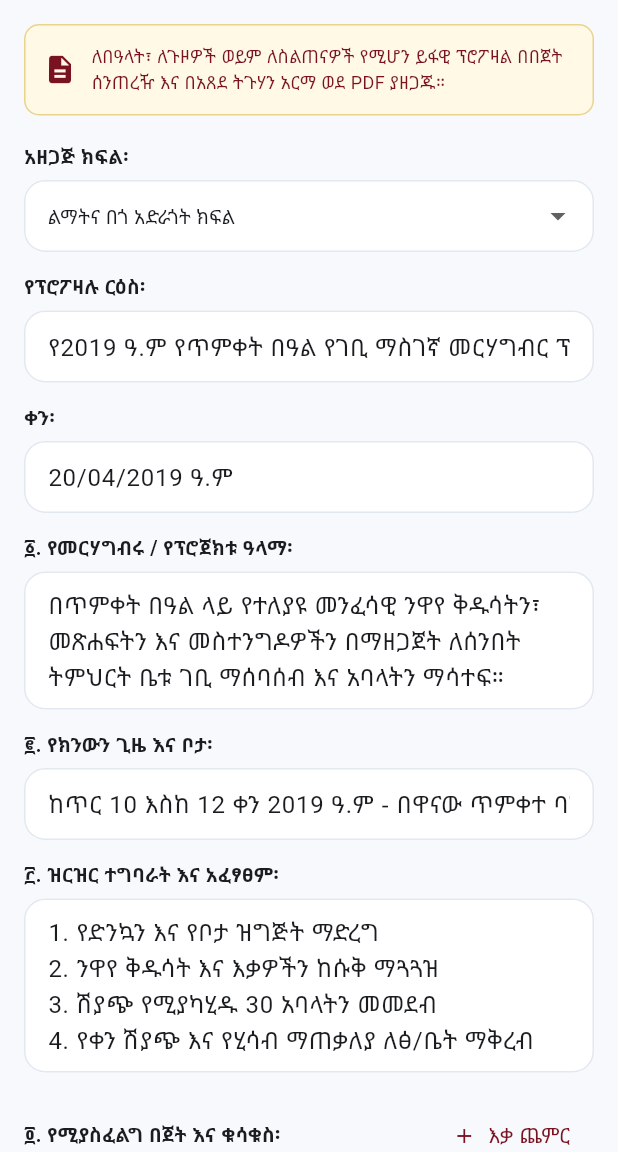
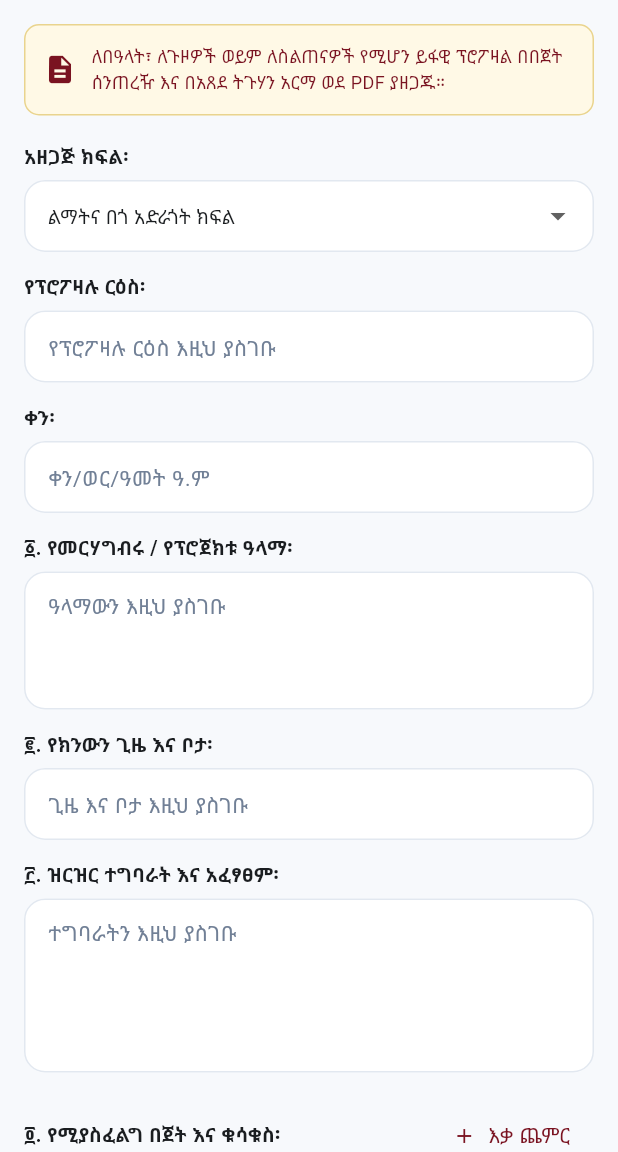
Before and after one commit to shetesfa/plan-atsede-teguhan, a Flutter app: the ProposalGeneratorScreen screen opened directly, on a phone screen of 412 x 824 dp, the part 84-1236 px from its top. Run offline on Flutter 3.47's test engine with Material 3 defaults, Android fonts, the phone set to English and light mode, and no system bars; our stand-ins replace file_picker, flutter_secure_storage, google_fonts, image_picker, pdf, printing and 1 more; missing offline and left inert: excel; accounts and stored records are empty; network calls fail.

Commit message:
Fix audit 2026-11-14: lib/screens/proposal_generator_screen.dart

```diff
--- a/lib/screens/proposal_generator_screen.dart
+++ b/lib/screens/proposal_generator_screen.dart
@@ -16,24 +16,20 @@ class ProposalGeneratorScreen extends StatefulWidget {
 class _ProposalGeneratorScreenState extends State<ProposalGeneratorScreen> {
   final _formKey = GlobalKey<FormState>();
 
+  // Audit M8: all fields start EMPTY. The old code pre-filled a real
+  // dated Timket proposal (named preparer, sample budget),
+  // which could be sent by accident with stale content.
   String department = 'ልማትና በጎ አድራጎት ክፍል';
-  final titleController = TextEditingController(text: 'የ2019 ዓ.ም የጥምቀት በዓል የገቢ ማስገኛ መርሃግብር ፕሮፖዛል');
-  final dateController = TextEditingController(text: '20/04/2019 ዓ.ም');
-  final objectiveController = TextEditingController(
-      text: 'በጥምቀት በዓል ላይ የተለያዩ መንፈሳዊ ንዋየ ቅዱሳትን፣ መጽሐፍትን እና መስተንግዶዎችን በማዘጋጀት ለሰንበት ትምህርት ቤቱ ገቢ ማሰባሰብ እና አባላትን ማሳተፍ።');
-  final locationDateController = TextEditingController(text: 'ከጥር 10 እስከ 12 ቀን 2019 ዓ.ም - በዋናው ጥምቀተ ባህር ድንኳን');
-  final activitiesController = TextEditingController(
-      text: '1. የድንኳን እና የቦታ ዝግጅት ማድረግ\n2. ንዋየ ቅዱሳት እና እቃዎችን ከሱቅ ማጓጓዝ\n3. ሽያጭ የሚያካሂዱ 30 አባላትን መመደብ\n4. የቀን ሽያጭ እና የሂሳብ ማጠቃለያ ለፅ/ቤት ማቅረብ');
-  final manpowerController = TextEditingController(text: '30 ንቁ አባላት (ለሽያጭ፣ ለጸጥታ እና ለእቃዎች ጥበቃ)');
-  final preparedByNameController = TextEditingController(text: 'አለማየሁ ታደሰ');
-  final preparedByTitleController = TextEditingController(text: 'የልማትና በጎ አድራጎት ክፍል ኃላፊ');
+  final titleController = TextEditingController();
+  final dateController = TextEditingController();
+  final objectiveController = TextEditingController();
+  final locationDateController = TextEditingController();
+  final activitiesController = TextEditingController();
+  final manpowerController = TextEditingController();
+  final preparedByNameController = TextEditingController();
+  final preparedByTitleController = TextEditingController();
 
-  List<BudgetItem> budgetItems = [
-    BudgetItem(itemName: 'የድንኳን ኪራይ እና ማቴሪያል', unit: 'ቀን', quantity: 3, unitPrice: 1500),
-    BudgetItem(itemName: 'የማስተዋወቂያ ባነር እና ፍላየር', unit: 'ቁጥር', quantity: 4, unitPrice: 800),
-    BudgetItem(itemName: 'ትራንስፖርት እና ጭነት', unit: 'ዙር', quantity: 2, unitPrice: 1200),
-    BudgetItem(itemName: 'ለአባላት መስተንግዶ', unit: 'ቀን', quantity: 3, unitPrice: 1000),
-  ];
+  List<BudgetItem> budgetItems = [];
 
   bool isGenerating = false;
 
@@ -255,19 +251,19 @@ class _ProposalGeneratorScreenState extends State<ProposalGeneratorScreen> {
               ),
               const SizedBox(height: 14),
 
-              _buildField('የፕሮፖዛሉ ርዕስ፡', titleController),
+              _buildField('የፕሮፖዛሉ ርዕስ፡', titleController, hint: 'የፕሮፖዛሉ ርዕስ እዚህ ያስገቡ'),
               const SizedBox(height: 14),
 
-              _buildField('ቀን፡', dateController),
+              _buildField('ቀን፡', dateController, hint: 'ቀን/ወር/ዓመት ዓ.ም'),
               const SizedBox(height: 14),
 
-              _buildField('፩. የመርሃግብሩ / የፕሮጀክቱ ዓላማ፡', objectiveController, maxLines: 3),
+              _buildField('፩. የመርሃግብሩ / የፕሮጀክቱ ዓላማ፡', objectiveController, maxLines: 3, hint: 'ዓላማውን እዚህ ያስገቡ'),
               const SizedBox(height: 14),
 
-              _buildField('፪. የክንውን ጊዜ እና ቦታ፡', locationDateController),
+              _buildField('፪. የክንውን ጊዜ እና ቦታ፡', locationDateController, hint: 'ጊዜ እና ቦታ እዚህ ያስገቡ'),
               const SizedBox(height: 14),
 
-              _buildField('፫. ዝርዝር ተግባራት እና አፈፃፀም፡', activitiesController, maxLines: 4),
+              _buildField('፫. ዝርዝር ተግባራት እና አፈፃፀም፡', activitiesController, maxLines: 4, hint: 'ተግባራትን እዚህ ያስገቡ'),
               const SizedBox(height: 18),
 
               // የበጀት ሰንጠረዥ
@@ -330,14 +326,14 @@ class _ProposalGeneratorScreenState extends State<ProposalGeneratorScreen> {
               ),
               const SizedBox(height: 18),
 
-              _buildField('፭. የሚያስፈልግ የሰው ኃይል፡', manpowerController),
+              _buildField('፭. የሚያስፈልግ የሰው ኃይል፡', manpowerController, hint: 'የሚያስፈልገውን የሰው ኃይል እዚህ ያስገቡ'),
               const SizedBox(height: 14),
 
               Row(
                 children: [
-                  Expanded(child: _buildField('አዘጋጅ ስም፡', preparedByNameController)),
+                  Expanded(child: _buildField('አዘጋጅ ስም፡', preparedByNameController, hint: 'ስም')),
                   const SizedBox(width: 10),
-                  Expanded(child: _buildField('ኃላፊነት፡', preparedByTitleController)),
+                  Expanded(child: _buildField('ኃላፊነት፡', preparedByTitleController, hint: 'ማዕረግ')),
                 ],
               ),
               const SizedBox(height: 24),
@@ -383,7 +379,7 @@ class _ProposalGeneratorScreenState extends State<ProposalGeneratorScreen> {
     );
   }
 
-  Widget _buildField(String label, TextEditingController controller, {int maxLines = 1}) {
+  Widget _buildField(String label, TextEditingController controller, {int maxLines = 1, String? hint}) {
     return Column(
       crossAxisAlignment: CrossAxisAlignment.start,
       children: [
@@ -392,9 +388,10 @@ class _ProposalGeneratorScreenState extends State<ProposalGeneratorScreen> {
         TextFormField(
           controller: controller,
           maxLines: maxLines,
-          decoration: const InputDecoration(
-            border: OutlineInputBorder(),
-            contentPadding: EdgeInsets.symmetric(horizontal: 12, vertical: 10),
+          decoration: InputDecoration(
+            hintText: hint,
+            border: const OutlineInputBorder(),
+            contentPadding: const EdgeInsets.symmetric(horizontal: 12, vertical: 10),
           ),
           validator: (val) => val == null || val.isEmpty ? 'ይህ ሜዳ መሞላት አለበት' : null,
         ),
```
